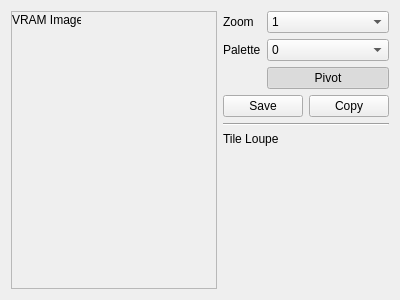
First picture: the form in qt/tabvram.ui, repository Lupinzar/gssex, before the edit.
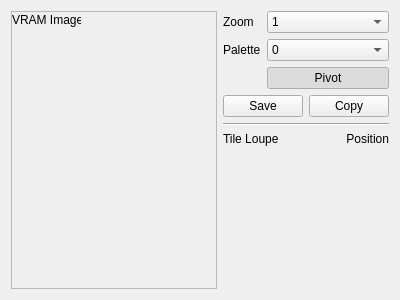
Second picture: the form after the edit. Icons and pictures are not drawn. Custom widgets are drawn as their Qt base class.

```diff
--- a/qt/tabvram.ui
+++ b/qt/tabvram.ui
@@ -13,7 +13,7 @@
   <property name="windowTitle">
    <string>Form</string>
   </property>
-  <layout class="QHBoxLayout" name="horizontalLayout_2">
+  <layout class="QHBoxLayout" name="horizontalLayout_3">
    <item>
     <widget class="QScrollArea" name="scroll_area">
      <property name="verticalScrollBarPolicy">
@@ -186,11 +186,31 @@
       </widget>
      </item>
      <item>
+      <layout class="QHBoxLayout" name="horizontalLayout_2">
+       <item>
       <widget class="QLabel" name="_loupe_label">
+         <property name="sizePolicy">
+          <sizepolicy hsizetype="Fixed" vsizetype="Fixed">
+           <horstretch>0</horstretch>
+           <verstretch>0</verstretch>
+          </sizepolicy>
+         </property>
        <property name="text">
         <string>Tile Loupe</string>
        </property>
       </widget>
+       </item>
+       <item>
+        <widget class="QLabel" name="loupe_position_label">
+         <property name="text">
+          <string>Position</string>
+         </property>
+         <property name="alignment">
+          <set>Qt::AlignmentFlag::AlignRight|Qt::AlignmentFlag::AlignTrailing|Qt::AlignmentFlag::AlignVCenter</set>
+         </property>
+        </widget>
+       </item>
+      </layout>
      </item>
      <item>
       <widget class="TileLoupe" name="tile_loupe" native="true"/>
```
Lines whose indentation alone changed are shown as unchanged.
